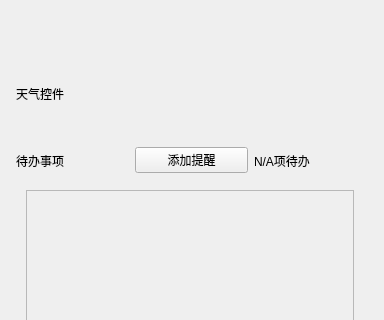
Above: src/mainwindow.ui from vmomenv/MOMODeskMind before the change; both pictures show x 0 to 384 and y 120 to 440 of the 384 by 940 pixel window. Below: the same form after it.
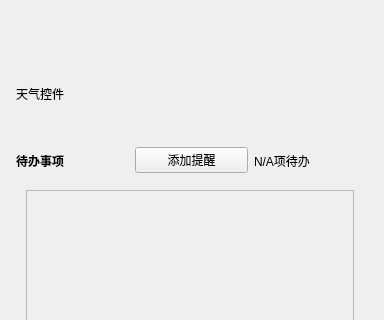
That is the form after the change.

Commit message: 更新天气样式

The edit to the form file:
```diff
--- a/src/mainwindow.ui
+++ b/src/mainwindow.ui
@@ -139,9 +139,17 @@
       <layout class="QHBoxLayout" name="horizontalLayout_2">
        <item>
         <widget class="QLabel" name="label">
+         <property name="font">
+          <font>
+           <bold>true</bold>
+          </font>
+         </property>
          <property name="text">
           <string>待办事项</string>
          </property>
+         <property name="textFormat">
+          <enum>Qt::TextFormat::PlainText</enum>
+         </property>
         </widget>
        </item>
        <item>
```
Left out of the diff: 9 changed lines with no effect on the pictures. The commit also changes 1 other file.
